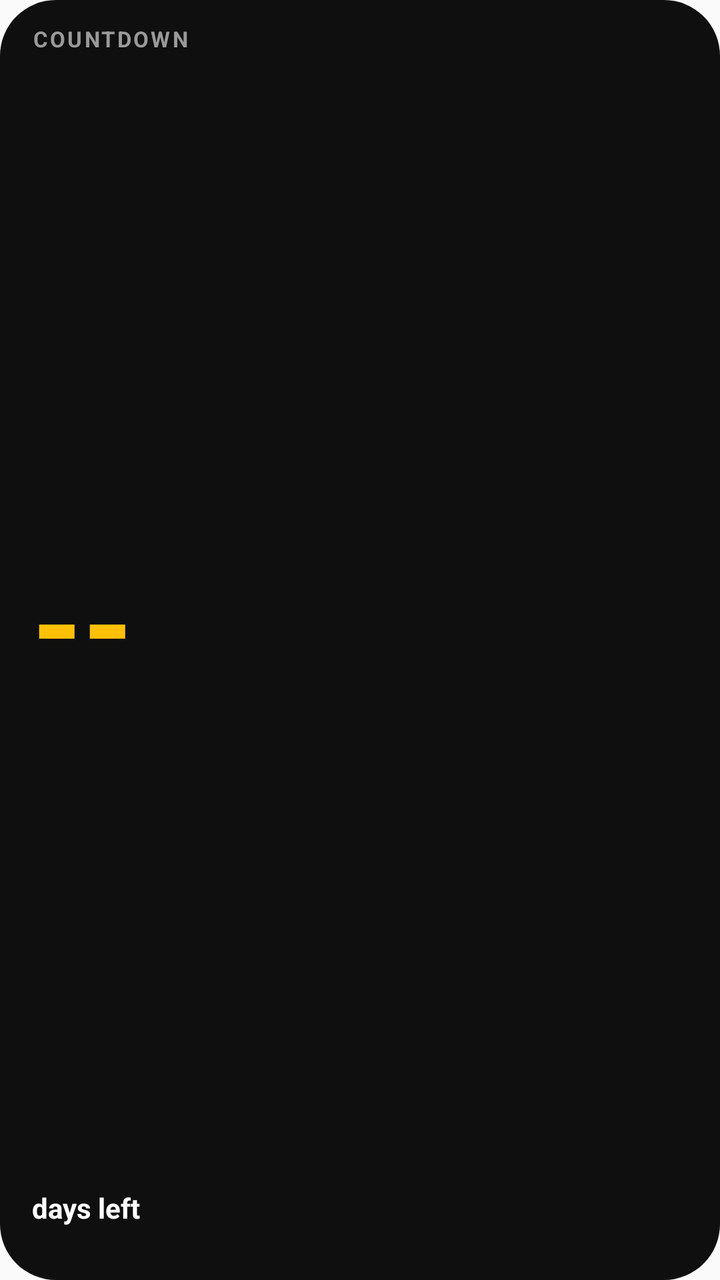
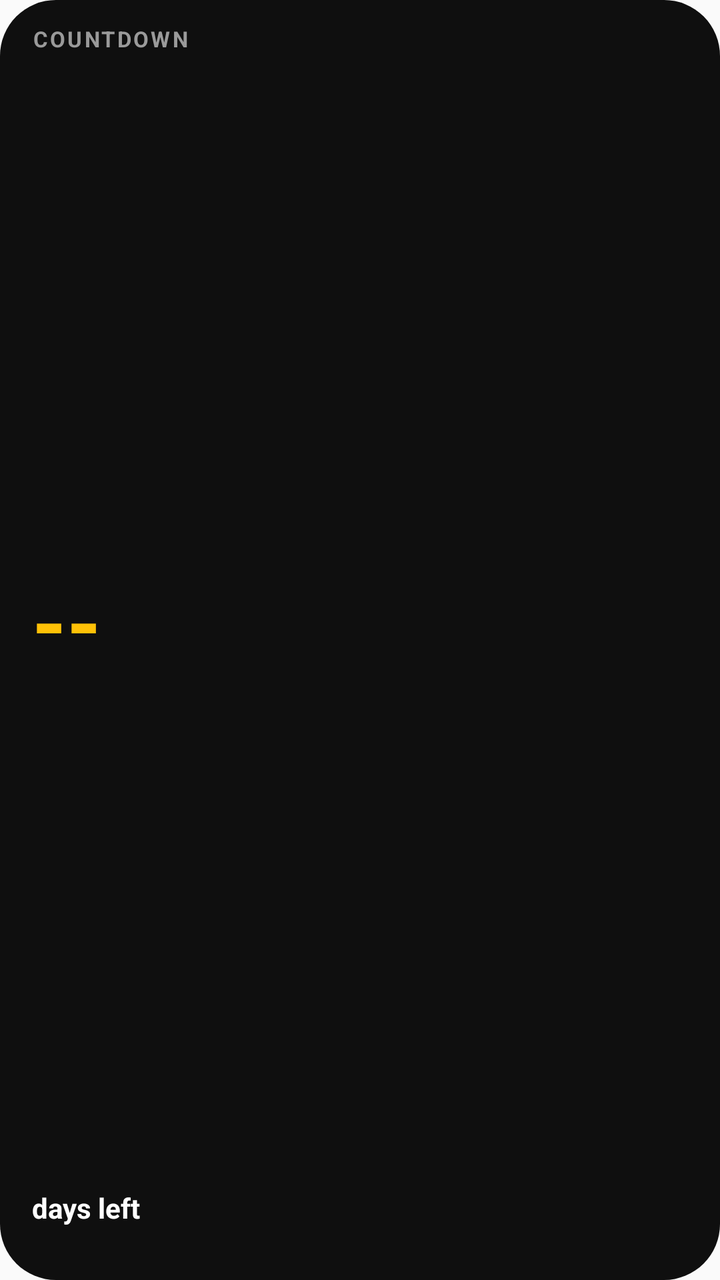

Before-and-after screenshots of an Android layout around one commit, followed by the original layout XML and the change that was made.
<!-- AndroidManifest.xml: application theme android:Theme.Material.Light.NoActionBar -->
<!-- res/layout/widget_countdown.xml -->
<?xml version="1.0" encoding="utf-8"?>
<LinearLayout xmlns:android="http://schemas.android.com/apk/res/android"
    android:id="@+id/widget_root"
    android:layout_width="match_parent"
    android:layout_height="match_parent"
    android:background="@drawable/widget_bg_0"
    android:gravity="center_vertical"
    android:orientation="vertical"
    android:paddingStart="16dp"
    android:paddingTop="12dp"
    android:paddingEnd="16dp"
    android:paddingBottom="12dp">

    <TextView
        android:id="@+id/widget_title"
        android:layout_width="match_parent"
        android:layout_height="wrap_content"
        android:ellipsize="end"
        android:letterSpacing="0.1"
        android:maxLines="1"
        android:text="COUNTDOWN"
        android:textColor="#FF9A9A9A"
        android:textSize="11sp"
        android:textStyle="bold" />

    <TextView
        android:id="@+id/widget_big"
        android:layout_width="match_parent"
        android:layout_height="0dp"
        android:layout_weight="1"
        android:autoSizeMaxTextSize="64sp"
        android:autoSizeMinTextSize="24sp"
        android:autoSizeTextType="uniform"
        android:gravity="center_vertical"
        android:maxLines="1"
        android:text="--"
        android:textColor="#FFFFC107"
        android:textStyle="bold" />

    <TextView
        android:id="@+id/widget_caption"
        android:layout_width="match_parent"
        android:layout_height="wrap_content"
        android:maxLines="1"
        android:text="days left"
        android:textColor="#FFFFFFFF"
        android:textSize="14sp"
        android:textStyle="bold" />

    <TextView
        android:id="@+id/widget_date"
        android:layout_width="match_parent"
        android:layout_height="wrap_content"
        android:maxLines="1"
        android:text=""
        android:textColor="#FF9A9A9A"
        android:textSize="11sp" />
</LinearLayout>
<!-- resources referenced by this layout -->
<resources>
  <!-- drawable widget_bg_0 (drawable) -->
  <?xml version="1.0" encoding="utf-8"?>
  <shape xmlns:android="http://schemas.android.com/apk/res/android"
      android:shape="rectangle">
      <solid android:color="#FF0F0F0F" />
      <corners android:radius="28dp" />
  </shape>
</resources>

<!-- the commit's change to res/layout/widget_countdown.xml (unified diff, before → after) -->
@@ -28,13 +28,11 @@
         android:layout_width="match_parent"
         android:layout_height="0dp"
         android:layout_weight="1"
-        android:autoSizeMaxTextSize="64sp"
-        android:autoSizeMinTextSize="24sp"
-        android:autoSizeTextType="uniform"
         android:gravity="center_vertical"
         android:maxLines="1"
         android:text="--"
         android:textColor="#FFFFC107"
+        android:textSize="44sp"
         android:textStyle="bold" />
 
     <TextView
